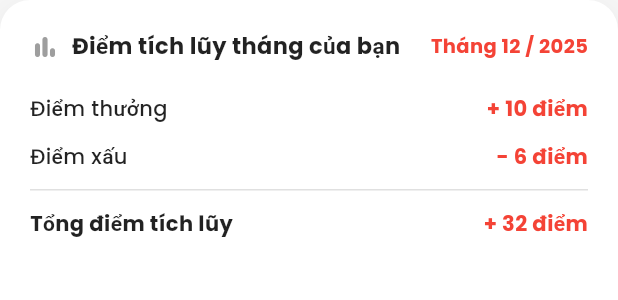
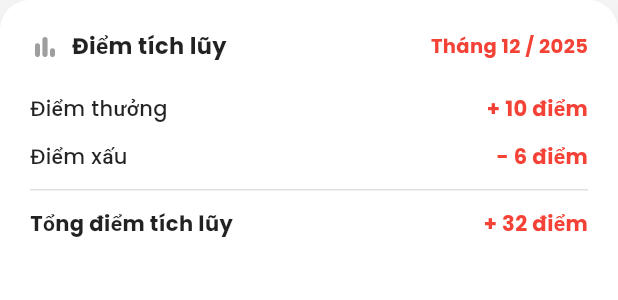
Before and after one commit to Nongcode/BTL_Android, a Flutter app: the ScoreCard widget shown alone on an empty page, opened directly, on a phone screen of 412 x 824 dp. Shown: the top 300 px of the screen. Run offline on Flutter 3.47's test engine with Material 3 defaults, Android fonts, the light colour scheme and no system bars; our stand-ins replace google_fonts.

Commit message:
update chore

```diff
--- a/lib/features/chores/presentation/widgets/score_card.dart
+++ b/lib/features/chores/presentation/widgets/score_card.dart
@@ -26,7 +26,7 @@ class ScoreCard extends StatelessWidget {
               const Icon(Icons.bar_chart_rounded, color: Colors.grey, size: 20),
               const SizedBox(width: 8),
               const Text(
-                "Điểm tích lũy tháng của bạn",
+                "Điểm tích lũy",
                 style: TextStyle(
                   fontWeight: FontWeight.bold,
                   fontSize: 15,
```
